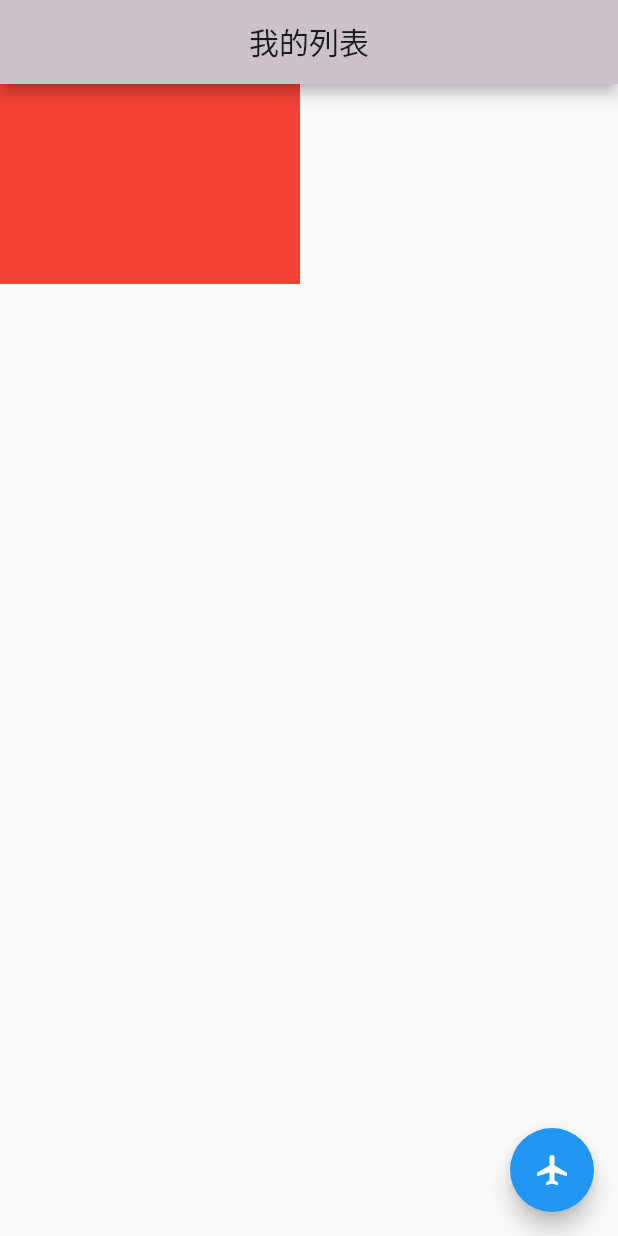
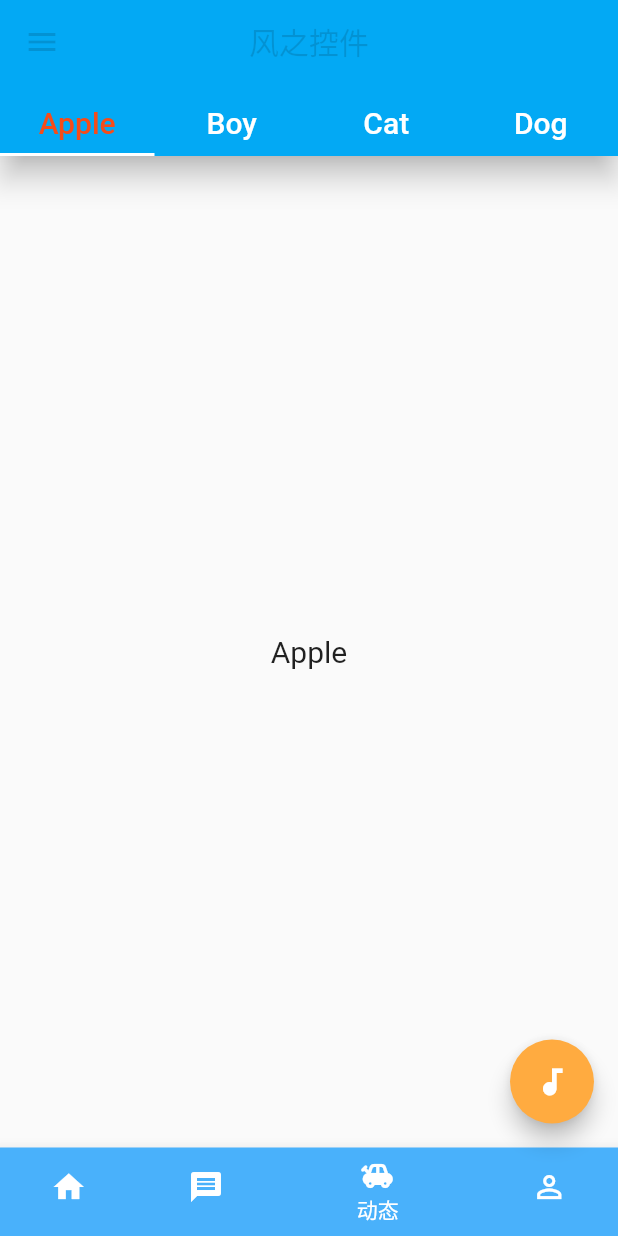
Before and after one commit to Tamas2016/flutter_base, a Flutter app: the screen it shows after launch, on a phone screen of 412 x 824 dp. Run offline on Flutter 3.47's test engine with Material 2 defaults, Android fonts, the phone set to English and light mode, and no system bars.

Commit message:
commit widget

```diff
--- a/lib/main.dart
+++ b/lib/main.dart
@@ -7,6 +7,8 @@ import 'package:flutter_demo/pager/day2/layout_pager.dart';
 import 'package:flutter_demo/pager/day1/run_ball_pager.dart';
 import 'package:flutter_demo/pager/day2/list_pager.dart';
 import 'package:flutter_demo/pager/day2/text_pager.dart';
+import 'package:flutter_demo/pager/day3/image_pager.dart';
+import 'package:flutter_demo/pager/day3/widget_pager.dart';
 import 'package:flutter_demo/view/star_view.dart';
 
 void main() => runApp(MyApp());
@@ -27,10 +29,16 @@ class MyApp extends StatelessWidget {
 //      home: ClockPage(),
 //      home: TextPage(title: '文字游戏'),
 //      home: LayoutPage(title: '控件之间'),
-      home: ListPage(title: '我的列表'),
+//      home: ListPage(title: '我的列表'),
+//      home: ImagePage(title: '照片流'),
+        //注意一点：主页的Scaffold标签要让DefaultTabController包一下，否则会报错
+      home: new DefaultTabController(length: 4, child: WidgetPage(title:"风之控件"))
     );
   }
 }
+
+
+
 
 class MyHomePage extends StatefulWidget {
   MyHomePage({Key key, this.title}) : super(key: key);
--- /dev/null
+++ b/lib/pager/day3/widget_pager.dart
@@ -0,0 +1,162 @@
+import 'dart:math';
+
+import 'package:flutter/cupertino.dart';
+import 'package:flutter/material.dart';
+import 'package:flutter_demo/helper/color_utils.dart';
+import 'package:flutter_demo/view/anima_view.dart';
+
+class WidgetPage extends StatefulWidget {
+  WidgetPage({Key key, this.title}) : super(key: key);
+  final String title;
+
+  @override
+  _WidgetPageState createState() => _WidgetPageState();
+}
+
+var chartLi = ["Apple", "Boy", "Cat", "Dog"];
+var iconInfoMap = {
+  "首页":Icon(Icons.home),
+  "消息":Icon(Icons.message),
+  "动态":Icon(Icons.toys),
+  "我的":Icon(Icons.perm_identity),
+};
+
+
+var scContext;//先声明一下Scaffold的context
+class _WidgetPageState extends State<WidgetPage> {
+  @override
+  Widget build(BuildContext context) {
+    return Scaffold(
+      appBar: AppBar(
+        title: Text(widget.title),
+        backgroundColor: Colors.lightBlue,
+        bottom: tabBar,
+        elevation: 8,
+        //阴影
+        centerTitle: true,
+        toolbarOpacity: 0.4, //透明度
+      ),
+      body: Builder(builder: (context){
+        scContext = context;
+        return tabBarView;
+      }),
+      drawer: draw,
+      bottomNavigationBar: bottomNavigationBar,
+
+      ///为了查看模式，改一次，看一次，千万不要这样，即费时间，比较的效果又差
+      ///学会用数组或map去动态生成,让变化去应对变化，才能以不变应万变。
+
+      floatingActionButton: FloatingActionButton(
+        backgroundColor: Colors.orangeAccent,
+        onPressed: () {
+          //一开始打开总是报错，貌似是context的锅，
+          Scaffold.of(scContext).showSnackBar(snackBar);
+        },
+        tooltip: 'Increment',
+        child: Icon(
+          Icons.audiotrack,
+          color: Colors.white,
+          semanticLabel: "TODO",
+        ),
+      ),
+    );
+  }
+
+  ///TabBar
+  var tabBar = TabBar(
+    labelStyle: TextStyle(fontSize: 20),
+    labelColor: Color(0xfff64c19),
+    unselectedLabelColor: Colors.white,
+    tabs: chartLi.map((item) {
+      return Container(
+        alignment: AlignmentDirectional.center,
+        child: Text(item),
+        height: 40,
+      );
+    }).toList(),
+  );
+
+  ///TabBarView
+  var tabBarView = new TabBarView(
+    children: chartLi.map((text) {
+      return new Center(
+        child: new Text(
+          text,
+          style: TextStyle(fontSize: 20),
+        ),
+      );
+    }).toList(),
+  );
+
+  ///BottomNavigationBar--底部Bar
+  var bottomNavigationBar = BottomNavigationBar(
+    items: (){
+      var items = <BottomNavigationBarItem>[];
+      iconInfoMap.forEach((k,v){
+            items.add(BottomNavigationBarItem(
+                icon: v,title: Text(k),backgroundColor: Color(0xff49B1FB)));
+          });
+      return items;
+    }(),
+    currentIndex: 2,
+    onTap: (pos){
+      print(pos);
+    },
+  );
+
+
+  ///Drawer
+  var draw =Drawer(
+    elevation: 5,
+    child: Container(
+      alignment: Alignment.center,
+      color:  Color(0xff99c6f9),
+      child:Text('hello world',style: TextStyle(fontSize: 20),),
+    ),
+  );
+
+
+  var snackBar =SnackBar(
+    backgroundColor: Color(0xffffbbaa),
+    content: Text('有一条信息'),
+    duration: Duration(seconds: 3),
+    action: SnackBarAction(label: '确定', onPressed: (){
+      print('点击了');
+    }),
+  );
+
+}
+
+
+class MarginFlowDelegate extends FlowDelegate {
+  EdgeInsets _margin = EdgeInsets.zero; //成员变量_margin
+
+  MarginFlowDelegate(this._margin);
+
+//绘制孩子的方法
+  @override
+  void paintChildren(FlowPaintingContext context) {
+    var offsetX = _margin.left;
+    var offsetY = _margin.top;
+    for (int i = 0; i < context.childCount; i++) {
+      var w = context.getChildSize(i).width + offsetX + _margin.right;
+      if (w < context.size.width) {
+        context.paintChild(i,
+            transform: new Matrix4.translationValues(offsetX, offsetY, 0.0));
+        offsetX = w + _margin.left;
+      } else {
+        offsetX = _margin.left;
+        offsetY +=
+            context.getChildSize(i).height + _margin.top + _margin.bottom;
+        context.paintChild(i,
+            transform: new Matrix4.translationValues(offsetX, offsetY, 0.0));
+        offsetX += context.getChildSize(i).width + _margin.left + _margin.right;
+      }
+    }
+  }
+
+  @override
+  bool shouldRepaint(FlowDelegate oldDelegate) {
+    return oldDelegate != this;
+  }
+}
```
Also changed, not shown: lib/pager/day3/image_pager.dart (added, +237 -0 lines), pubspec.yaml (+8 -0 lines), images/icon_90.jpg (added), images/icon_moment.png (added), images/icon_none.png (added), images/icon_qq.png (added), images/icon_tiger.png (added).
